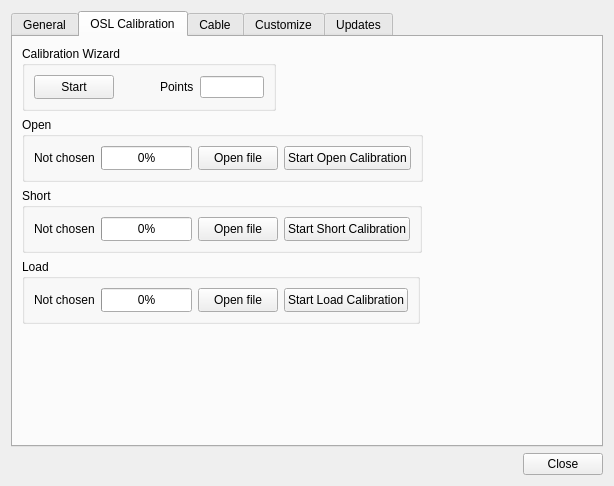
Above: settings.ui from rigexpert/AntScope2 before the change. Below: the same form after it.
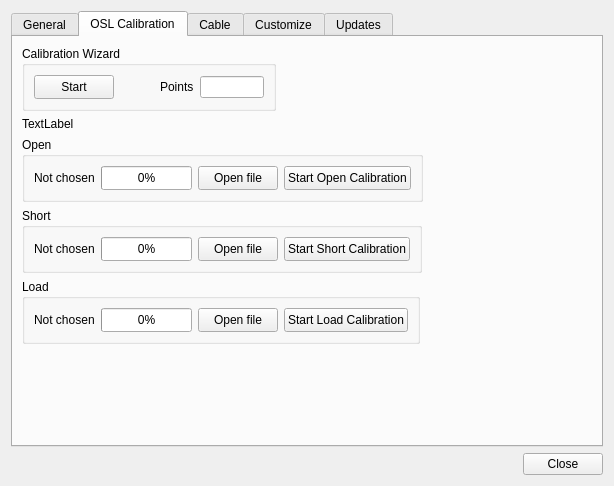
That is the form after the change. The open tabs and pages were chosen to show the change.

Commit message: calibration under reconstruction

What changed in the file:
```diff
--- a/settings.ui
+++ b/settings.ui
@@ -527,7 +527,7 @@
            </layout>
           </widget>
          </item>
-         <item row="1" column="0">
+         <item row="2" column="0">
           <widget class="QGroupBox" name="groupBox_3">
            <property name="title">
             <string>Open</string>
@@ -585,7 +585,7 @@
            </layout>
           </widget>
          </item>
-         <item row="2" column="0">
+         <item row="3" column="0">
           <widget class="QGroupBox" name="groupBox_4">
            <property name="title">
             <string>Short</string>
@@ -640,7 +640,7 @@
            </layout>
           </widget>
          </item>
-         <item row="3" column="0">
+         <item row="4" column="0">
           <widget class="QGroupBox" name="groupBox_5">
            <property name="title">
             <string>Load</string>
@@ -695,6 +695,13 @@
            </layout>
           </widget>
          </item>
+         <item row="1" column="0">
+          <widget class="QLabel" name="labelCalibrationPath">
+           <property name="text">
+            <string>TextLabel</string>
+           </property>
+          </widget>
+         </item>
         </layout>
        </item>
       </layout>
```
Left out of the diff: 2 changed lines with no effect on the pictures. The commit also changes 11 other files.
